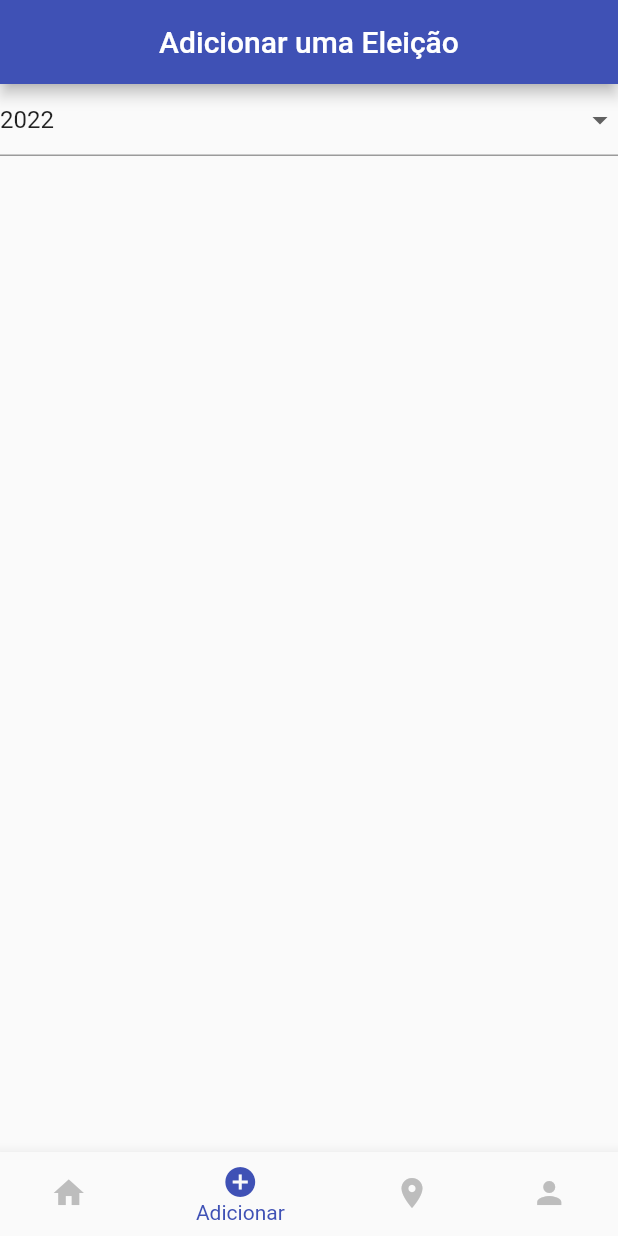
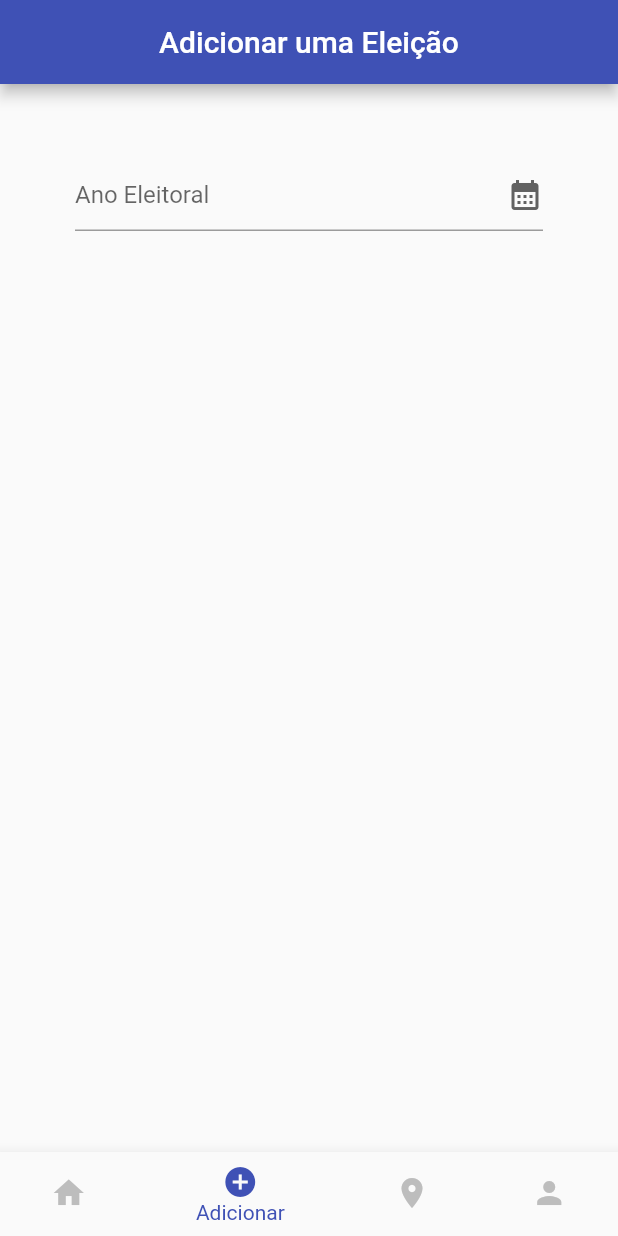
Before and after one commit to eduardocordova21/eleicoes, a Flutter app: the screen it shows after launch, item 2 of the bottom bar chosen, on a phone screen of 412 x 824 dp. Run offline on Flutter 3.47's test engine with Material 2 defaults, Android fonts, the phone set to English and light mode, and no system bars.

Commit message:
Update form_adicionar_eleicao_widget.dart

```diff
--- a/lib/widgets/form_adicionar_eleicao_widget.dart
+++ b/lib/widgets/form_adicionar_eleicao_widget.dart
@@ -18,14 +18,25 @@ class _FormAdicionarEleicaoWidgetState
       key: _formKey,
       child: Column(
         children: [
-          DropdownButtonFormField(
+          Padding(
+            padding: const EdgeInsets.all(50),
+            child: DropdownButtonFormField(
               items: const <DropdownMenuItem>[
                 DropdownMenuItem(
+                  value: 2022,
                   child: Text("2022"),
-              )
+                ),
+                DropdownMenuItem(
+                  value: 2021,
+                  child: Text("2021"),
+                ),
               ],
               onChanged: (e) => {},
+              borderRadius: BorderRadius.circular(10),
+              icon: const Icon(Icons.calendar_month),
+              hint: const Text("Ano Eleitoral"),
             ),
+          )
         ],
       ),
     );
```
Lines whose indentation alone changed are shown as unchanged.
